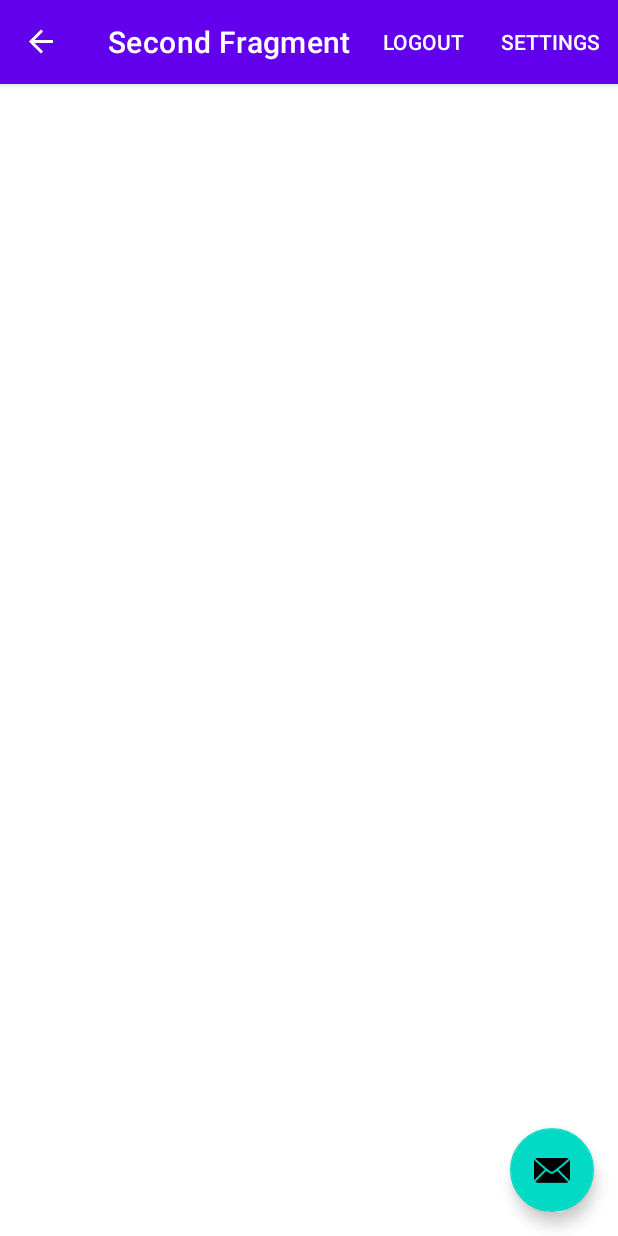
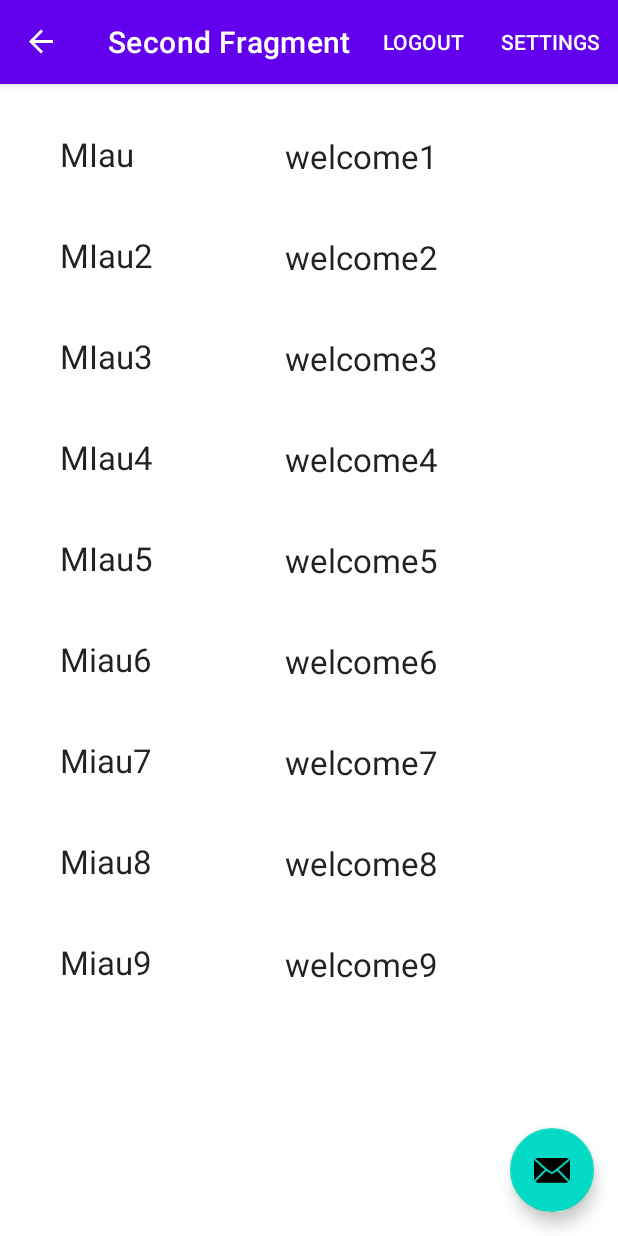
Before and after one commit to chunglubin/van_ATM, an Android app: the SecondFragment screen opened through its navigation route, on a phone screen of 412 x 824 dp. Run offline under Robolectric (Android 15) with nearby library versions, the phone set to English and light mode, and no system bars; our stand-ins replace navigation-ui; pictures from the network do not load.

```diff
--- a/app/src/main/AndroidManifest.xml
+++ b/app/src/main/AndroidManifest.xml
@@ -1,7 +1,7 @@
 <?xml version="1.0" encoding="utf-8"?>
 <manifest xmlns:android="http://schemas.android.com/apk/res/android"
     package="com.lubin.atm">
-    <uses-permission android:name="android.permission.INTERNET"/>
+    <uses-permission android:name="android.permission.INTERNET" />
     <application
         android:allowBackup="true"
         android:icon="@mipmap/ic_launcher"
--- a/app/src/main/java/com/lubin/atm/FirstFragment.kt
+++ b/app/src/main/java/com/lubin/atm/FirstFragment.kt
@@ -2,11 +2,13 @@ package com.lubin.atm
 
 import android.content.Context
 import android.content.Intent
+import android.net.Uri
 import android.os.Bundle
 import androidx.fragment.app.Fragment
 import android.view.LayoutInflater
 import android.view.View
 import android.view.ViewGroup
+import androidx.activity.result.contract.ActivityResultContracts
 import androidx.appcompat.app.AlertDialog
 import androidx.navigation.fragment.findNavController
 import com.lubin.atm.databinding.FragmentFirstBinding
@@ -20,7 +22,13 @@ class FirstFragment : Fragment() {
     // This property is only valid between onCreateView and
     // onDestroyView.
     private val binding get() = _binding!!
-
+    /*val selectPictureFromGallery=
+        registerForActivityResult(ActivityResultContracts.GetContent()){uri->
+            uri.let {
+                binding.imageView.setImageURI(it)
+                uri.toString()//content://ccc.ddd/sss/aaa 2022.3.16
+            }
+        }*/
     override fun onCreateView(
         inflater: LayoutInflater, container: ViewGroup?,
         savedInstanceState: Bundle?
@@ -28,14 +36,22 @@ class FirstFragment : Fragment() {
 
         _binding = FragmentFirstBinding.inflate(inflater, container, false)
         return binding.root
-
+        /*
+        val s="iiiiiii"
+        val uri=Uri.parse(s)
+        return binding.root2022.3.16
+        */
     }
-
+    /*private fun pickFromGallery(){
+        selectPictureFromGallery.launch("image/*")2022.3.16
+    }*/*/
     override fun onViewCreated(view: View, savedInstanceState: Bundle?) {
         super.onViewCreated(view, savedInstanceState)
         val pref = requireContext().getSharedPreferences("atm", Context.MODE_PRIVATE)
-        val checked=pref.getBoolean("Rem_username",remember)
-        checked.also { binding.idRemember.isChecked = it }
+        val checked=pref.getBoolean("Rem_user0name",remember)
+        checked.also {
+            binding.idRemember.isChecked = it
+        }
         binding.idRemember.setOnCheckedChangeListener { compoundButton, checked ->//是否確認已勾
             remember=checked
             pref.edit().putBoolean("rem_username",remember).apply()
--- a/app/src/main/java/com/lubin/atm/SecondFragment.kt
+++ b/app/src/main/java/com/lubin/atm/SecondFragment.kt
@@ -22,20 +22,21 @@ import java.util.concurrent.TimeUnit
  * A simple [Fragment] subclass as the second destination in the navigation.
  */
 class SecondFragment : Fragment() {
-    val chatRooms= listOf<ChatRoom>(
-            ChatRoom("101101","MIau","welcome1"),//remember "," in listOf class of the last sentence.
-            ChatRoom("101102","MIau2","welcome2"),
-            ChatRoom("101103","MIau3","welcome3"),
-            ChatRoom("101104","MIau4","welcome4"),
-            ChatRoom("101105","MIau5","welcome5"),
-            ChatRoom("101106","Miau6","welcome6"),
-            ChatRoom("101107","Miau7","welcome7"),
-            ChatRoom("101108","Miau8","welcome8"),
-            ChatRoom("101109","Miau9","welcome9"),
+    val chatRooms = listOf<ChatRoom>(
+        ChatRoom("101101", "MIau", "welcome1"),//remember "," in listOf class of the last sentence.
+        ChatRoom("101102", "MIau2", "welcome2"),
+        ChatRoom("101103", "MIau3", "welcome3"),
+        ChatRoom("101104", "MIau4", "welcome4"),
+        ChatRoom("101105", "MIau5", "welcome5"),
+        ChatRoom("101106", "Miau6", "welcome6"),
+        ChatRoom("101107", "Miau7", "welcome7"),
+        ChatRoom("101108", "Miau8", "welcome8"),
+        ChatRoom("101109", "Miau9", "welcome9"),
     )
     private var _binding: FragmentSecondBinding? = null
     lateinit var webSocket: WebSocket
-    val TAG=SecondFragment::class.java.simpleName
+    val TAG = SecondFragment::class.java.simpleName
+
     // This property is only valid between onCreateView and
     // onDestroyView.
     private val binding get() = _binding!!
@@ -58,12 +59,12 @@ class SecondFragment : Fragment() {
         }
         //web socket
         val client = OkHttpClient.Builder()
-            .readTimeout(3,TimeUnit.SECONDS)//3秒連線//java
+            .readTimeout(3, TimeUnit.SECONDS)//3秒連線//java
             .build()
         val request = Request.Builder()
             .url("wss://lott-dev.lottcube.asia/ws/chat/chat:app_test?nickname=Lubin")
             .build()
-        webSocket=client.newWebSocket(request, object :WebSocketListener() {
+        webSocket = client.newWebSocket(request, object : WebSocketListener() {
             //傾聽者
             override fun onClosed(webSocket: WebSocket, code: Int, reason: String) {
                 super.onClosed(webSocket, code, reason)
@@ -95,21 +96,23 @@ class SecondFragment : Fragment() {
                 Log.d(TAG, "onOpen: ")
             }
         })
-        binding.idButton2.setOnClickListener{
-            val message = binding.idMessage2.text.toString()
+        binding.bSend.setOnClickListener {
+            val message = binding.edMessage.text.toString()
             //val json = "{\"action\": \"N\", \"content\": \"$message\" }"
             //websocket.
             //val j=Gson().toJson(Message("N"),message)
-            webSocket.send(Gson().toJson(Message("N",message)))
+            webSocket.send(Gson().toJson(Message("N", message)))
             //webSocket.send(Gson().toJson(Message("N",message)))
-        //webSocket.send()
+            //webSocket.send()
             //recyckerview's adapter
-            binding.recycler.hasFixedSize()
-            binding.recycler.layoutManager=LinearLayoutManager(requireContext())
-            //binding.idRecycler.adapter=""
-            binding.recycler.adapter=ChatRoomAdapter()
+
         }
+        binding.recycler.setHasFixedSize(true)
+        binding.recycler.layoutManager = LinearLayoutManager(requireContext())
+        //binding.idRecycler.adapter=""
+        binding.recycler.adapter = ChatRoomAdapter()
     }
+
     inner class ChatRoomAdapter:RecyclerView.Adapter<BindingViewHolder>(){
         //inner class ChatRoomAdapter:RecyclerView.Adapter<ChatRoomViewHoloder>(){//特殊內部型態 專門在內部做使用
         override fun onCreateViewHolder(parent: ViewGroup, viewType: Int): BindingViewHolder {
@@ -131,11 +134,10 @@ class SecondFragment : Fragment() {
         }
 
     }
-    inner class ChatRoomViewHoloder(view: View):RecyclerView.ViewHolder(view){
+    /*inner class ChatRoomViewHoloder(view: View):RecyclerView.ViewHolder(view){
         val host=view.findViewById<TextView>(R.id.id_chatroom_hostname)
         val title=view.findViewById<TextView>(R.id.id_chatroom_title)
-    }
-
+    }*/
     inner class BindingViewHolder(val binding: RowChatroomBinding):
         RecyclerView.ViewHolder(binding.root){
             val host=binding.idChatroomHostname
--- a/app/src/main/res/layout/activity_main.xml
+++ b/app/src/main/res/layout/activity_main.xml
@@ -20,8 +20,6 @@
 
     </com.google.android.material.appbar.AppBarLayout>
 
-    <include layout="@layout/content_main" />
-
     <com.google.android.material.floatingactionbutton.FloatingActionButton
         android:id="@+id/fab"
         android:layout_width="wrap_content"
@@ -29,6 +27,9 @@
         android:layout_gravity="bottom|end"
         android:layout_marginEnd="@dimen/fab_margin"
         android:layout_marginBottom="16dp"
-        app:srcCompat="@android:drawable/ic_dialog_email" />
+        app:srcCompat="@android:drawable/ic_dialog_email"
+        tools:ignore="SpeakableTextPresentCheck" />
+
+    <include layout="@layout/content_main" />
 
 </androidx.coordinatorlayout.widget.CoordinatorLayout>
--- a/app/src/main/res/layout/fragment_second.xml
+++ b/app/src/main/res/layout/fragment_second.xml
@@ -27,7 +27,7 @@
         app:layout_constraintTop_toBottomOf="@id/textview_second" />
 
     <EditText
-        android:id="@+id/id_message2"
+        android:id="@+id/ed_message"
         android:layout_width="wrap_content"
         android:layout_height="wrap_content"
         android:layout_marginStart="100dp"
@@ -43,7 +43,7 @@
         app:layout_constraintTop_toTopOf="parent" />
 
     <Button
-        android:id="@+id/id_button2"
+        android:id="@+id/b_send"
         android:layout_width="0dp"
         android:layout_height="wrap_content"
         android:layout_marginStart="100dp"
@@ -55,18 +55,34 @@
         android:visibility="gone"
         app:layout_constraintEnd_toEndOf="parent"
         app:layout_constraintStart_toStartOf="parent"
-        app:layout_constraintTop_toBottomOf="@+id/id_message2" />
+        app:layout_constraintTop_toBottomOf="@+id/ed_message" />
+
+    <TextView
+        android:id="@+id/tv_text"
+        android:layout_width="wrap_content"
+        android:layout_height="wrap_content"
+        android:layout_marginBottom="731dp"
+        android:text="TextView"
+        android:visibility="gone"
+        app:layout_constraintBottom_toBottomOf="parent"
+        app:layout_constraintEnd_toEndOf="parent"
+        app:layout_constraintHorizontal_bias="0.141"
+        app:layout_constraintStart_toStartOf="parent"
+        app:layout_constraintTop_toTopOf="parent"
+        app:layout_constraintVertical_bias="1.0" />
 
     <androidx.recyclerview.widget.RecyclerView
         android:id="@+id/recycler"
         android:layout_width="0dp"
         android:layout_height="0dp"
-        android:layout_marginStart="8dp"
-        android:layout_marginTop="8dp"
-        android:layout_marginEnd="8dp"
-        android:layout_marginBottom="8dp"
+        android:layout_marginStart="16dp"
+        android:layout_marginTop="16dp"
+        android:layout_marginEnd="16dp"
+        android:layout_marginBottom="16dp"
+        android:visibility="visible"
         app:layout_constraintBottom_toBottomOf="parent"
         app:layout_constraintEnd_toEndOf="parent"
         app:layout_constraintStart_toStartOf="parent"
         app:layout_constraintTop_toTopOf="parent" />
+
 </androidx.constraintlayout.widget.ConstraintLayout>
```
